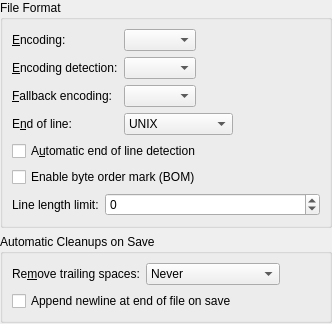
The window that src/dialogs/opensaveconfigwidget.ui (deepin-community/ktexteditor) describes before a commit, drawn with Qt 5.
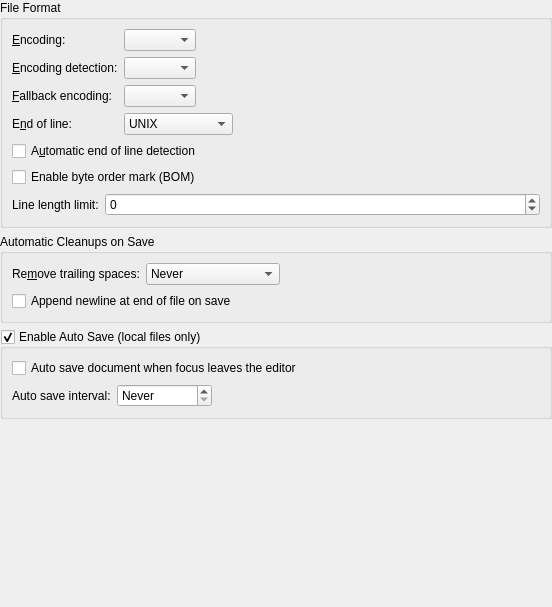
The same window after the commit.

```diff
--- a/src/dialogs/opensaveconfigwidget.ui
+++ b/src/dialogs/opensaveconfigwidget.ui
@@ -2,6 +2,14 @@
 <ui version="4.0">
  <class>OpenSaveConfigWidget</class>
  <widget class="QWidget" name="OpenSaveConfigWidget">
+  <property name="geometry">
+   <rect>
+    <x>0</x>
+    <y>0</y>
+    <width>552</width>
+    <height>607</height>
+   </rect>
+  </property>
   <layout class="QVBoxLayout">
    <property name="margin">
     <number>0</number>
@@ -216,6 +224,68 @@
      </layout>
     </widget>
    </item>
+   <item>
+    <widget class="QGroupBox" name="gbAutoSave">
+     <property name="title">
+      <string>Enable Auto Save (local files only)</string>
+     </property>
+     <property name="checkable">
+      <bool>true</bool>
+     </property>
+     <layout class="QVBoxLayout" name="verticalLayout">
+      <item>
+       <widget class="QCheckBox" name="cbAutoSaveOnFocus">
+        <property name="sizePolicy">
+         <sizepolicy hsizetype="Minimum" vsizetype="Fixed">
+          <horstretch>0</horstretch>
+          <verstretch>0</verstretch>
+         </sizepolicy>
+        </property>
+        <property name="text">
+         <string>Auto save document when focus leaves the editor</string>
+        </property>
+       </widget>
+      </item>
+      <item>
+       <layout class="QHBoxLayout" name="horizontalLayout_2">
+        <item>
+         <widget class="QLabel" name="label_2">
+          <property name="text">
+           <string>Auto save interval:</string>
+          </property>
+         </widget>
+        </item>
+        <item>
+         <widget class="QSpinBox" name="spbAutoSaveInterval">
+         <property name="specialValueText">
+           <string>Never</string>
+          </property>
+          <property name="suffix">
+           <string> seconds</string>
+          </property>
+          <property name="maximum">
+           <number>300</number>
+          </property>
+         </widget>
+        </item>
+        <item>
+         <spacer name="horizontalSpacer_2">
+          <property name="orientation">
+           <enum>Qt::Horizontal</enum>
+          </property>
+          <property name="sizeHint" stdset="0">
+           <size>
+            <width>40</width>
+            <height>20</height>
+           </size>
+          </property>
+         </spacer>
+        </item>
+       </layout>
+      </item>
+     </layout>
+    </widget>
+   </item>
    <item>
     <spacer>
      <property name="orientation">
```
Left out of the diff: 11 changed lines with no effect on the pictures.
